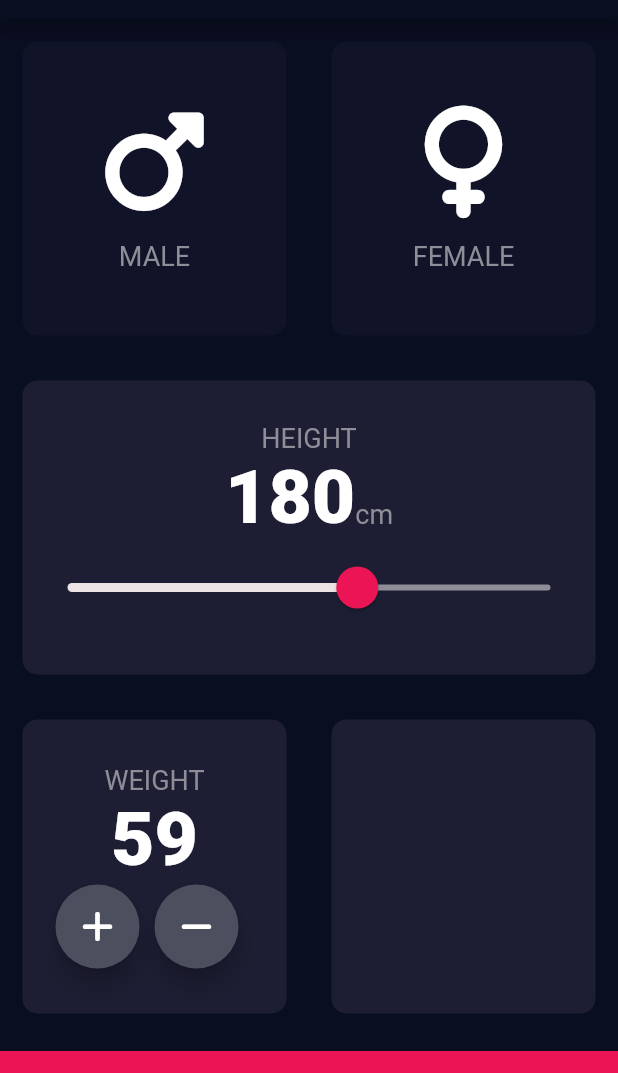
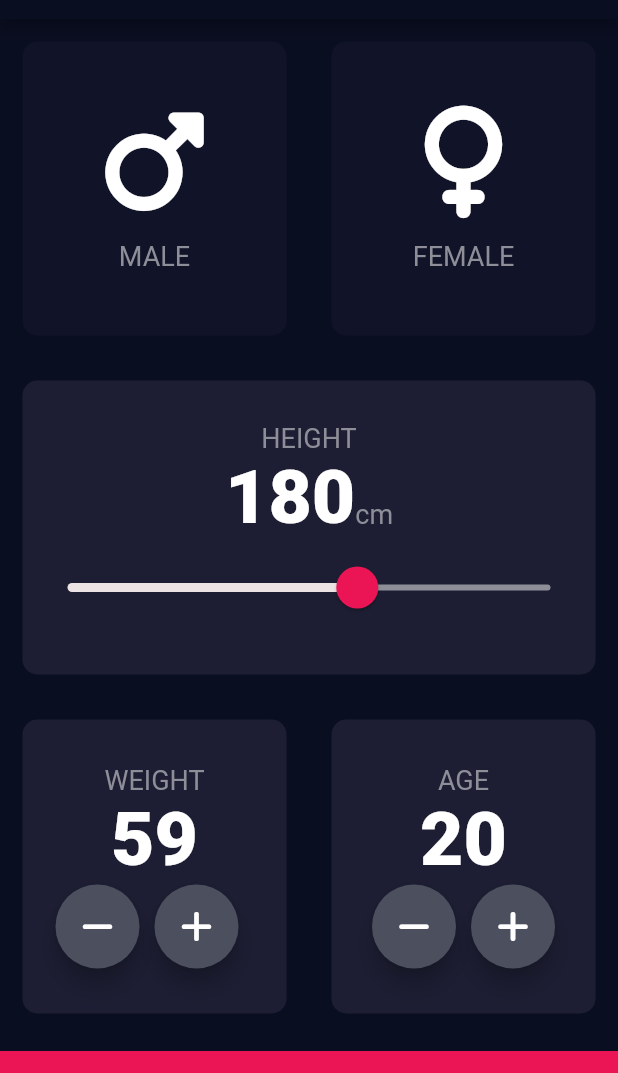
Before and after one commit to saubhagyap/BmiCalculator, a Flutter app: the screen it shows after launch, after a tap on an icon or button, on a phone screen of 412 x 824 dp, the part 65-1138 px from its top. Run offline on Flutter 3.47's test engine with Material 2 defaults, Android fonts, the phone set to English and light mode, and no system bars; our stand-ins replace font_awesome_flutter.

Commit message:
updated UI

```diff
--- /dev/null
+++ b/lib/RoundIconButton.dart
@@ -0,0 +1,20 @@
+import 'package:flutter/material.dart';
+
+class RoundIconButton extends StatelessWidget {
+  RoundIconButton({this.icon, required this.onPressed});
+
+  final IconData? icon;
+  final VoidCallback onPressed;
+
+  @override
+  Widget build(BuildContext context) {
+    return RawMaterialButton(
+      elevation: 6.0,
+      child: Icon(icon),
+      onPressed: onPressed,
+      constraints: BoxConstraints.tightFor(width: 56.0, height: 56.0),
+      shape: CircleBorder(),
+      fillColor: Color(0xFF4C4F5E),
+    );
+  }
+}
--- a/lib/input_page.dart
+++ b/lib/input_page.dart
@@ -3,6 +3,7 @@ import 'package:font_awesome_flutter/font_awesome_flutter.dart';
 import 'icon_content.dart';
 import 'reusable_card.dart';
 import 'constants.dart';
+import 'RoundIconButton.dart';
 
 enum Gender {
   male,
@@ -20,6 +21,7 @@ class _InputPageState extends State<InputPage> {
   Gender? selectedGender;
   int height = 180;
   int weight = 60;
+  int age = 20;
 
   @override
   Widget build(BuildContext context) {
@@ -136,6 +138,17 @@ class _InputPageState extends State<InputPage> {
                           children: [
                             Padding(padding: EdgeInsets.all(11.0)),
                             RoundIconButton(
+                              icon: FontAwesomeIcons.minus,
+                              onPressed: () {
+                                setState(() {
+                                  weight--;
+                                });
+                              },
+                            ),
+                            SizedBox(
+                              width: 10.0,
+                            ),
+                            RoundIconButton(
                               icon: FontAwesomeIcons.plus,
                               onPressed: () {
                                 setState(() {
@@ -143,14 +156,45 @@ class _InputPageState extends State<InputPage> {
                                 });
                               },
                             ),
+                          ],
+                        ),
+                      ],
+                    ),
+                  ),
+                ),
+                Expanded(
+                  child: ReusableCard(
+                    colour: kActiveCardColor,
+                    cardChild: Column(
+                      mainAxisAlignment: MainAxisAlignment.center,
+                      children: [
+                        Text(
+                          'AGE',
+                          style: kLableTextStyle,
+                        ),
+                        Text(
+                          age.toString(),
+                          style: kNumberTextStyle,
+                        ),
+                        Row(
+                          mainAxisAlignment: MainAxisAlignment.center,
+                          children: [
+                            RoundIconButton(
+                              icon: FontAwesomeIcons.minus,
+                              onPressed: () {
+                                setState(() {
+                                  age--;
+                                });
+                              },
+                            ),
                             SizedBox(
                               width: 10.0,
                             ),
                             RoundIconButton(
-                          icon: FontAwesomeIcons.minus,
+                              icon: FontAwesomeIcons.plus,
                               onPressed: () {
                                 setState(() {
-                              weight--;
+                                  age++;
                                 });
                               },
                             ),
@@ -158,14 +202,11 @@ class _InputPageState extends State<InputPage> {
                         ),
                       ],
                     ),
-              )),
-              Expanded(
-                child: ReusableCard(
-                  colour: kActiveCardColor,
                   ),
                 ),
               ],
-          )),
+            ),
+          ),
           Container(
             color: kBottimContainerColor,
             margin: EdgeInsets.only(top: 10),
@@ -177,22 +218,3 @@ class _InputPageState extends State<InputPage> {
     );
   }
 }
-
-class RoundIconButton extends StatelessWidget {
-  RoundIconButton({this.icon, required this.onPressed});
-
-  final IconData? icon;
-  final VoidCallback onPressed;
-
-  @override
-  Widget build(BuildContext context) {
-    return RawMaterialButton(
-      elevation: 6.0,
-      child: Icon(icon),
-      onPressed: onPressed,
-      constraints: BoxConstraints.tightFor(width: 56.0, height: 56.0),
-      shape: CircleBorder(),
-      fillColor: Color(0xFF4C4F5E),
-    );
-  }
-}
```
Lines whose indentation alone changed are shown as unchanged.
